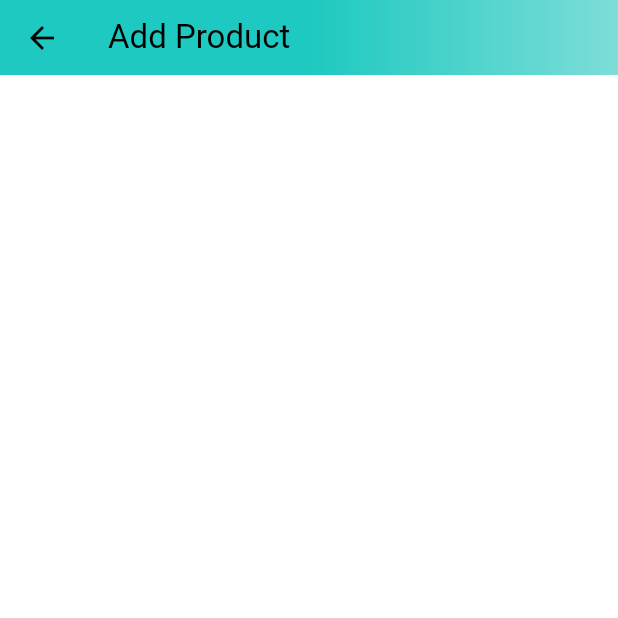
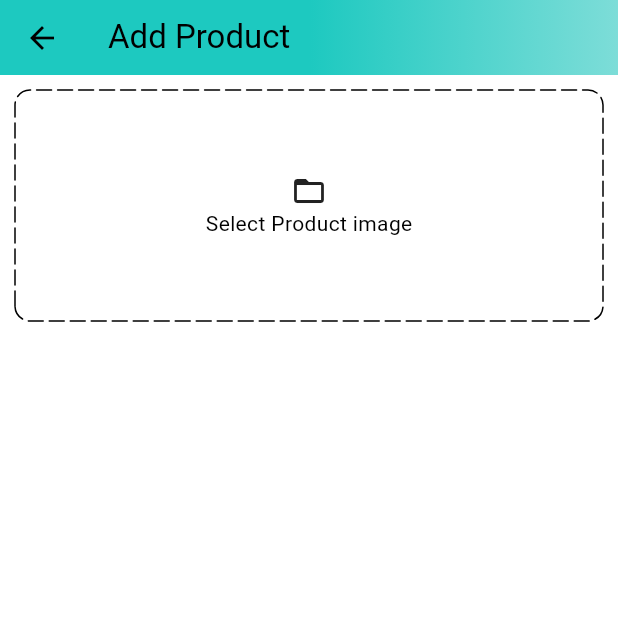
Before and after one commit to nashvak/amazone_clone_node, a Flutter app: the AddProductScreen screen opened by its route, on a phone screen of 412 x 824 dp, the top half of it. Run offline on Flutter 3.47's test engine with Material 3 defaults, Android fonts, the phone set to English and light mode, and no system bars; drawn by our look-alikes of dotted_border; our stand-ins replace carousel_slider, shared_preferences; accounts and stored records are empty.

Commit message:
dotted border package added

```diff
--- a/lib/admin_panel/screens/add_product_screen.dart
+++ b/lib/admin_panel/screens/add_product_screen.dart
@@ -1,7 +1,7 @@
+import 'package:dotted_border/dotted_border.dart';
 import 'package:flutter/material.dart';
 
 import '../../constants/global_variables.dart';
-import '../admin_screen.dart';
 
 class AddProductScreen extends StatefulWidget {
   static const String routeName = '/add_product';
@@ -30,6 +30,40 @@ class _AddProductScreenState extends State<AddProductScreen> {
           ),
         ),
       ),
+      body: SingleChildScrollView(
+        child: Form(
+          child: Padding(
+            padding: const EdgeInsets.symmetric(horizontal: 10.0),
+            child: Column(
+              children: [
+                SizedBox(
+                  height: 10,
+                ),
+                DottedBorder(
+                  borderType: BorderType.RRect,
+                  radius: Radius.circular(10),
+                  dashPattern: [10, 4],
+                  strokeCap: StrokeCap.round,
+                  child: Container(
+                    width: double.infinity,
+                    height: 150,
+                    decoration: BoxDecoration(
+                      borderRadius: BorderRadius.circular(10),
+                    ),
+                    child: Column(
+                      mainAxisAlignment: MainAxisAlignment.center,
+                      children: [
+                        Icon(Icons.folder_open),
+                        Text('Select Product image')
+                      ],
+                    ),
+                  ),
+                ),
+              ],
+            ),
+          ),
+        ),
+      ),
     );
   }
 }
--- a/pubspec.yaml
+++ b/pubspec.yaml
@@ -40,6 +40,7 @@ dependencies:
   shared_preferences: ^2.2.2
   badges: ^3.1.2
   carousel_slider: ^4.2.1
+  dotted_border: ^2.1.0
 
 dev_dependencies:
   flutter_test:
```
Also changed, not shown: pubspec.lock.
